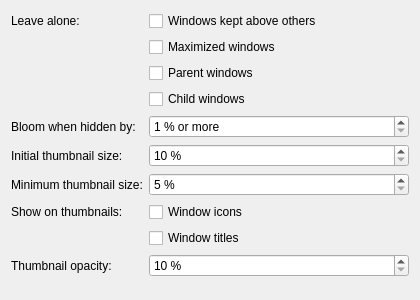
Above: src/thumbnailbloom_config.ui from LMauricius/kde-thumbnail-bloom before the change. Below: the same form after it.
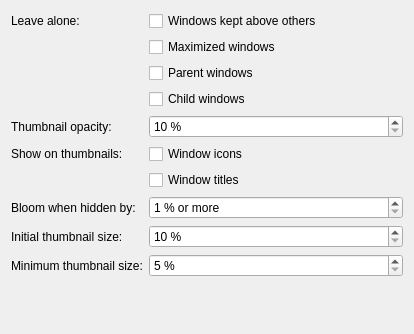
That is the form after the change.

Commit message: Reordered settings

What changed in the file:
```diff
--- a/src/thumbnailbloom_config.ui
+++ b/src/thumbnailbloom_config.ui
@@ -6,8 +6,8 @@
    <rect>
     <x>0</x>
     <y>0</y>
-    <width>420</width>
-    <height>300</height>
+    <width>414</width>
+    <height>334</height>
    </rect>
   </property>
   <layout class="QFormLayout" name="formLayout">
@@ -47,13 +47,47 @@
     </widget>
    </item>
    <item row="4" column="0">
+    <widget class="QLabel" name="opacityLabel">
+     <property name="text">
+      <string>Thumbnail opacity:</string>
+     </property>
+    </widget>
+   </item>
+   <item row="4" column="1">
+    <widget class="QSpinBox" name="kcfg_Opacity">
+     <property name="suffix">
+      <string> %</string>
+     </property>
+     <property name="minimum">
+      <number>10</number>
+     </property>
+     <property name="maximum">
+      <number>100</number>
+     </property>
+    </widget>
+   </item>
+   <item row="5" column="0">
+    <widget class="QLabel" name="showLabel">
+     <property name="text">
+      <string>Show on thumbnails:</string>
+     </property>
+    </widget>
+   </item>
+   <item row="5" column="1">
+    <widget class="QCheckBox" name="kcfg_ShowIcons">
+     <property name="text">
+      <string>Window icons</string>
+     </property>
+    </widget>
+   </item>
+   <item row="7" column="0">
     <widget class="QLabel" name="minimumOcclusionLabel">
      <property name="text">
       <string>Bloom when hidden by:</string>
      </property>
     </widget>
    </item>
-   <item row="4" column="1">
+   <item row="7" column="1">
     <widget class="QSpinBox" name="kcfg_MinimumOcclusion">
      <property name="suffix">
       <string> % or more</string>
@@ -66,14 +100,14 @@
      </property>
     </widget>
    </item>
-   <item row="5" column="0">
+   <item row="8" column="0">
     <widget class="QLabel" name="initialSizeLabel">
      <property name="text">
       <string>Initial thumbnail size:</string>
      </property>
     </widget>
    </item>
-   <item row="5" column="1">
+   <item row="8" column="1">
     <widget class="QSpinBox" name="kcfg_InitialSize">
      <property name="suffix">
       <string> %</string>
@@ -86,14 +120,14 @@
      </property>
     </widget>
    </item>
-   <item row="6" column="0">
+   <item row="9" column="0">
     <widget class="QLabel" name="minimumSizeLabel">
      <property name="text">
       <string>Minimum thumbnail size:</string>
      </property>
     </widget>
    </item>
-   <item row="6" column="1">
+   <item row="9" column="1">
     <widget class="QSpinBox" name="kcfg_MinimumSize">
      <property name="suffix">
       <string> %</string>
@@ -106,47 +140,13 @@
      </property>
     </widget>
    </item>
-   <item row="7" column="0">
-    <widget class="QLabel" name="showLabel">
-     <property name="text">
-      <string>Show on thumbnails:</string>
-     </property>
-    </widget>
-   </item>
-   <item row="7" column="1">
-    <widget class="QCheckBox" name="kcfg_ShowIcons">
-     <property name="text">
-      <string>Window icons</string>
-     </property>
-    </widget>
-   </item>
-   <item row="8" column="1">
+   <item row="6" column="1">
     <widget class="QCheckBox" name="kcfg_ShowTitles">
      <property name="text">
       <string>Window titles</string>
      </property>
     </widget>
    </item>
-   <item row="9" column="0">
-    <widget class="QLabel" name="opacityLabel">
-     <property name="text">
-      <string>Thumbnail opacity:</string>
-     </property>
-    </widget>
-   </item>
-   <item row="9" column="1">
-    <widget class="QSpinBox" name="kcfg_Opacity">
-     <property name="suffix">
-      <string> %</string>
-     </property>
-     <property name="minimum">
-      <number>10</number>
-     </property>
-     <property name="maximum">
-      <number>100</number>
-     </property>
-    </widget>
-   </item>
   </layout>
  </widget>
  <resources/>
```
